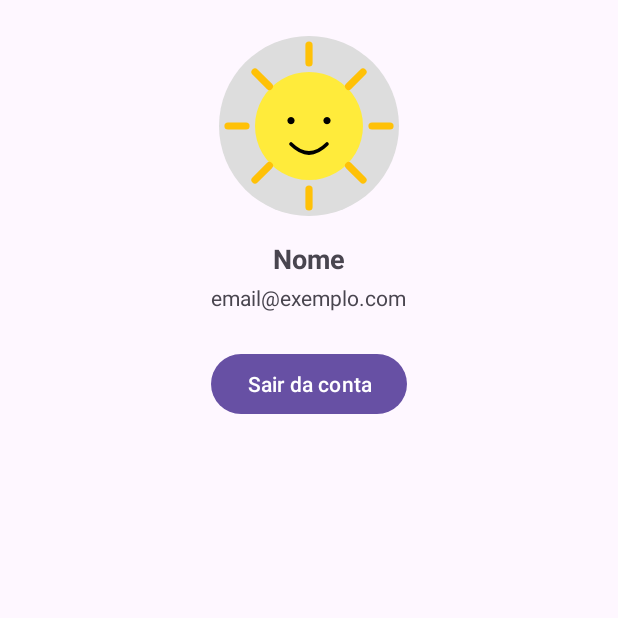
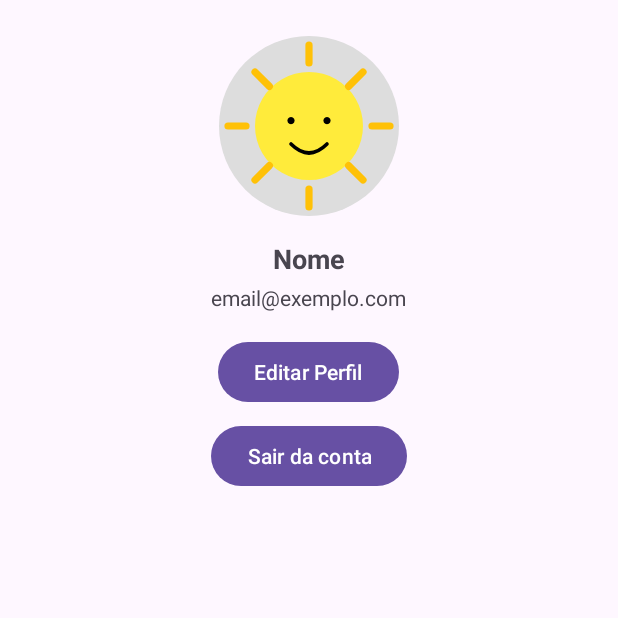
Before and after one commit to mafecolombo/progmob2025-1-daily-mood, an Android app: the fragment ProfileFragment placed in its activity, on a phone screen of 412 x 824 dp, the top half of it. Run offline under Robolectric (Android 15) with nearby library versions, the phone set to English and light mode, and no system bars; our stand-ins replace Room's generated code.

Commit message:
feat: added possibility to edit profile informations

```diff
--- a/app/src/main/java/com/android/dailymood/data/local/dao/UserDao.kt
+++ b/app/src/main/java/com/android/dailymood/data/local/dao/UserDao.kt
@@ -3,6 +3,7 @@ package com.android.dailymood.data.local.dao
 import androidx.room.Dao
 import androidx.room.Insert
 import androidx.room.Query
+import androidx.room.Update
 import com.android.dailymood.data.local.model.User
 
 @Dao
@@ -17,6 +18,8 @@ interface UserDao {
     @Query("SELECT * FROM user WHERE id = :id LIMIT 1")
     suspend fun getUserById(id: Int): User?
 
+    @Update
+    suspend fun updateUser(user: User)
 
 
 }
--- a/app/src/main/java/com/android/dailymood/ui/fragments/home/ProfileFragment.kt
+++ b/app/src/main/java/com/android/dailymood/ui/fragments/home/ProfileFragment.kt
@@ -44,6 +44,11 @@ class ProfileFragment : Fragment() {
             findNavController().navigate(com.android.dailymood.R.id.action_homeFragment_to_loginFragment)
         }
 
+        binding.btnEdit.setOnClickListener {
+            EditProfileDialogFragment().show(parentFragmentManager, "editProfile")
+        }
+
+
         return binding.root
     }
 
--- a/app/src/main/res/layout/fragment_profile.xml
+++ b/app/src/main/res/layout/fragment_profile.xml
@@ -33,9 +33,16 @@
         android:layout_height="wrap_content"/>
 
     <Button
+        android:id="@+id/btnEdit"
+        android:text="Editar Perfil"
+        android:layout_marginTop="16dp"
+        android:layout_width="wrap_content"
+        android:layout_height="wrap_content"/>
+
+    <Button
         android:id="@+id/btnLogout"
         android:text="Sair da conta"
-        android:layout_marginTop="24dp"
+        android:layout_marginTop="8dp"
         android:layout_width="wrap_content"
         android:layout_height="wrap_content"/>
 </LinearLayout>
```
Also changed, not shown: app/src/main/java/com/android/dailymood/ui/fragments/home/EditProfileDialogFragment.kt (added, +61 -0 lines), app/src/main/res/layout/dialog_edit_profile.xml (added, +25 -0 lines).
